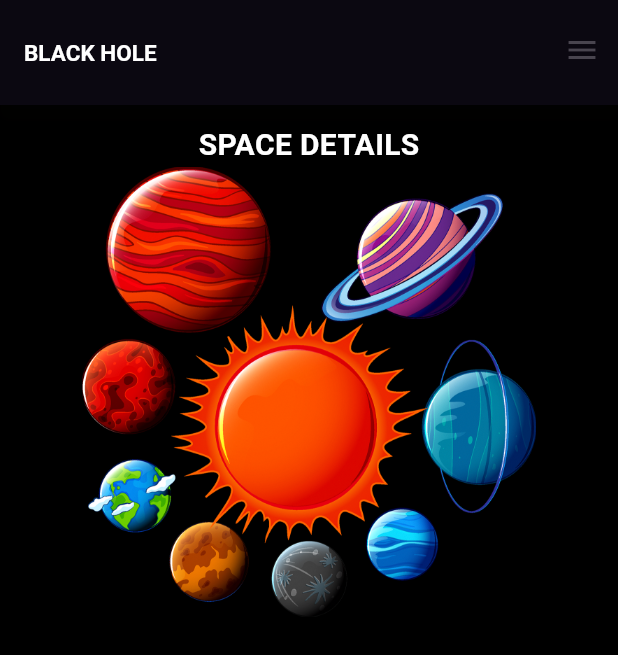
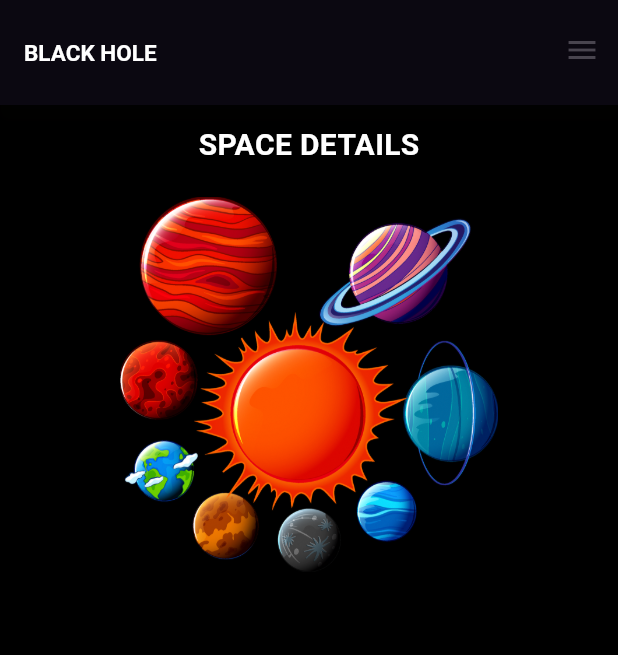
Before and after one commit to Yasith-Uvanpriya/flutter_02, a Flutter app: the screen it shows after launch, on a phone screen of 412 x 824 dp. Shown: the top 655 px of the screen. Run offline on Flutter 3.47's test engine with Material 3 defaults, Android fonts, the phone set to English and light mode, and no system bars.

Commit message:
Update main.dart

```diff
--- a/lib/main.dart
+++ b/lib/main.dart
@@ -47,10 +47,13 @@ class MyApp extends StatelessWidget {
                 fontSize: 20,
                 fontWeight: FontWeight.bold,
               ),),
-              Center(
-                child: Image.asset("assests/space1.png",
-                height: 300,
-                scale: 2,),
+              Padding(
+                padding: const EdgeInsets.all(20.0),
+                child: Center(
+                  child: Image.asset("assests/space1.png",
+                  height: 250,
+                  scale: 2,),
+                ),
               )
             ],
 
```
